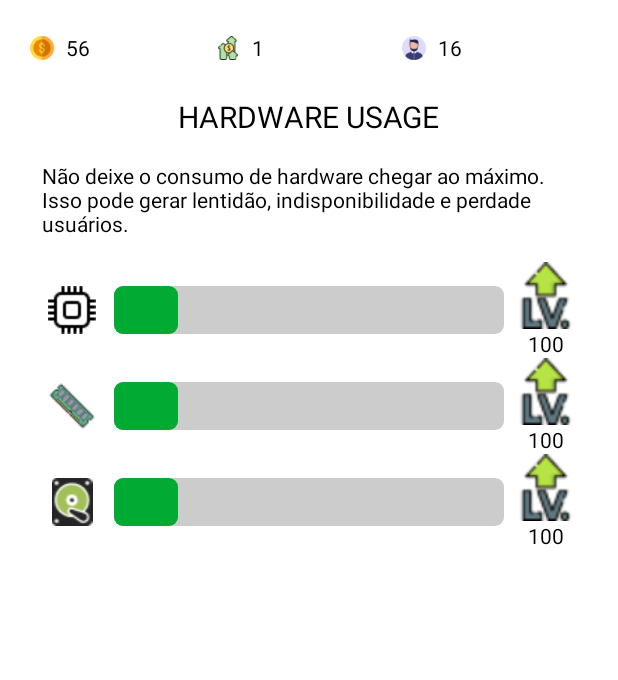
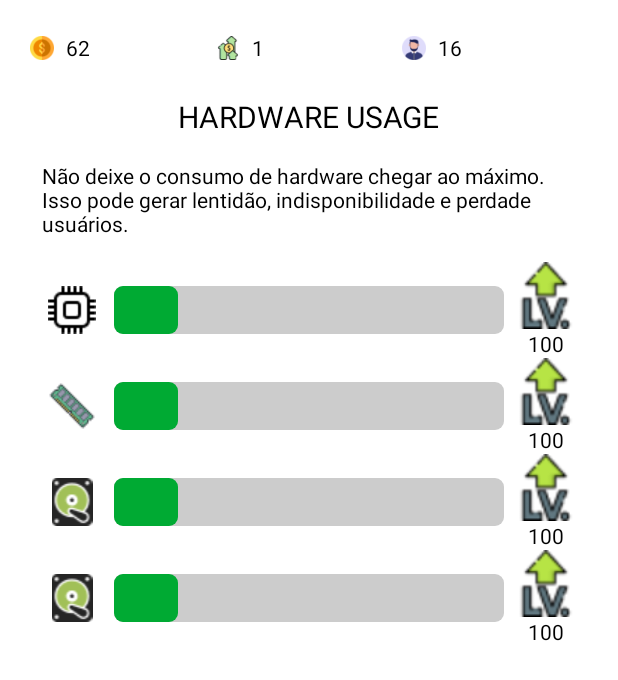
Before and after one commit to jhonatan98rios/IdleGameAndroidJava, an Android app: the screen it shows after launch (MainActivity), on a phone screen of 412 x 824 dp. Shown: the top 680 px of the screen. Run offline under Robolectric (Android 15) with nearby library versions, the phone set to English and light mode, and no system bars; our stand-ins replace data binding.

Commit message:
Network feature added

```diff
--- a/app/src/main/java/com/example/idlegame/Game.java
+++ b/app/src/main/java/com/example/idlegame/Game.java
@@ -10,8 +10,8 @@ public class Game {
 
     public CpuMetrics cpuMetrics;
     public RamMetrics ramMetrics;
-
     public HardDiskMetrics hardDiskMetrics;
+    public NetworkMetrics networkMetrics;
 
     private Random random;
 
@@ -20,6 +20,7 @@ public class Game {
         cpuMetrics = new CpuMetrics();
         ramMetrics = new RamMetrics();
         hardDiskMetrics = new HardDiskMetrics();
+        networkMetrics = new NetworkMetrics();
 
         random = new Random();
     }
@@ -37,7 +38,8 @@ public class Game {
     public void executionInterval() {
         if (cpuMetrics.usage < cpuMetrics.maxUsage &&
             ramMetrics.usage < ramMetrics.maxUsage &&
-            hardDiskMetrics.usage < hardDiskMetrics.maxUsage) {
+            hardDiskMetrics.usage < hardDiskMetrics.maxUsage &&
+            networkMetrics.usage < networkMetrics.maxUsage) {
             increaseValues();
         } else {
             decreaseValues();
@@ -56,6 +58,7 @@ public class Game {
         cpuMetrics.increaseUsage(increaseHardwareUsage);
         ramMetrics.increaseUsage(increaseHardwareUsage);
         hardDiskMetrics.increaseUsage(increaseHardwareUsage);
+        networkMetrics.increaseUsage(increaseHardwareUsage);
     }
 
     public void decreaseValues() {
@@ -67,6 +70,7 @@ public class Game {
             cpuMetrics.usage -= decreaseUsers;
             ramMetrics.usage -= decreaseUsers;
             hardDiskMetrics.usage -= decreaseUsers;
+            networkMetrics.usage -= decreaseUsers;
         }
     }
 
--- a/app/src/main/java/com/example/idlegame/MainActivity.java
+++ b/app/src/main/java/com/example/idlegame/MainActivity.java
@@ -48,6 +48,7 @@ public class MainActivity extends AppCompatActivity {
         LinearLayout maxCpuUpgradeBtn=binding.cpuLevelupButton;
         LinearLayout maxRamUpgradeBtn=binding.ramLevelupButton;
         LinearLayout maxHardDiskUpgradeBtn=binding.harddiskLevelupButton;
+        LinearLayout maxNetworkUpgradeBtn=binding.networkLevelupButton;
 
         maxCpuUpgradeBtn.setOnClickListener(new View.OnClickListener(){
             public void onClick(View view) {
@@ -64,6 +65,12 @@ public class MainActivity extends AppCompatActivity {
         maxHardDiskUpgradeBtn.setOnClickListener(new View.OnClickListener(){
             public void onClick(View view) {
                 buyMaxHardDiskUpgrade();
+            }
+        });
+
+        maxNetworkUpgradeBtn.setOnClickListener(new View.OnClickListener(){
+            public void onClick(View view) {
+                buyMaxNetworkUpgrade();
             }
         });
     }
@@ -101,6 +108,17 @@ public class MainActivity extends AppCompatActivity {
         }
     }
 
+    public void buyMaxNetworkUpgrade() {
+        if (game.getMoney() >= game.networkMetrics.upgradePrice) {
+            game.networkMetrics.increaseMaxUsage();
+            game.playerMetrics.increaseProfitPerUser();
+            game.playerMetrics.subtractMoney(game.networkMetrics.upgradePrice);
+            game.networkMetrics.increaseUpgradePrice();
+            updateTextViews();
+            updateHeader();
+        }
+    }
+
     // Update header data
     private void updateHeader() {
         String str_money = formatValue(game.getMoney());
@@ -126,6 +144,10 @@ public class MainActivity extends AppCompatActivity {
         binding.harddiskProgressBar.setMax(game.hardDiskMetrics.maxUsage);
         binding.harddiskProgressBar.setProgress(game.hardDiskMetrics.usage);
         updateHardDriveProgressDrawable();
+
+        binding.networkProgressBar.setMax(game.networkMetrics.maxUsage);
+        binding.networkProgressBar.setProgress(game.networkMetrics.usage);
+        updateNetworkProgressDrawable();
     }
 
     private void updateCpuProgressDrawable() {
@@ -167,10 +189,24 @@ public class MainActivity extends AppCompatActivity {
         binding.harddiskProgressBar.setProgressDrawable(drawable);
     }
 
+    private void updateNetworkProgressDrawable() {
+        Drawable drawable;
+
+        if (game.networkMetrics.usage >= game.networkMetrics.maxUsage * 0.75) {
+            drawable = ContextCompat.getDrawable(getApplicationContext(), R.drawable.red_progress_bg);
+        } else if (game.networkMetrics.usage >= game.networkMetrics.maxUsage * 0.5) {
+            drawable = ContextCompat.getDrawable(getApplicationContext(), R.drawable.yellow_progress_bg);
+        } else {
+            drawable = ContextCompat.getDrawable(getApplicationContext(), R.drawable.green_progress_bg);
+        }
+        binding.networkProgressBar.setProgressDrawable(drawable);
+    }
+
     private void updateTextViews() {
         binding.cpuUpgradePriceText.setText(formatValue(game.cpuMetrics.upgradePrice));
         binding.ramUpgradePriceText.setText(formatValue(game.ramMetrics.upgradePrice));
         binding.harddiskUpgradePriceText.setText(formatValue(game.hardDiskMetrics.upgradePrice));
+        binding.networkUpgradePriceText.setText(formatValue(game.networkMetrics.upgradePrice));
     }
 
     public void startViewLoop() {
@@ -180,7 +216,8 @@ public class MainActivity extends AppCompatActivity {
             public void run() {
                 if (game.cpuMetrics.usage <= game.cpuMetrics.maxUsage &&
                     game.ramMetrics.usage <= game.ramMetrics.maxUsage &&
-                    game.hardDiskMetrics.usage <= game.hardDiskMetrics.maxUsage) {
+                    game.hardDiskMetrics.usage <= game.hardDiskMetrics.maxUsage &&
+                    game.networkMetrics.usage <= game.networkMetrics.maxUsage) {
                     ViewLoop();
                 }
 
--- /dev/null
+++ b/app/src/main/java/com/example/idlegame/NetworkMetrics.java
@@ -0,0 +1,8 @@
+package com.example.idlegame;
+
+public class NetworkMetrics extends AbstractMetrics {
+
+    public NetworkMetrics() {
+        super();
+    }
+}
--- a/app/src/main/res/layout/activity_main.xml
+++ b/app/src/main/res/layout/activity_main.xml
@@ -230,7 +230,7 @@
                 </LinearLayout>
             </LinearLayout>
 
-            <!-- ram_component -->
+            <!-- harddisk_component -->
             <LinearLayout
                 android:id="@+id/harddisk_component"
                 android:layout_width="match_parent"
@@ -239,7 +239,7 @@
                 android:orientation="horizontal">
 
                 <ImageView
-                    android:id="@+id/imageView"
+                    android:id="@+id/harddisk_image"
                     android:layout_width="32px"
                     android:layout_height="wrap_content"
                     android:layout_weight="1"
@@ -279,8 +279,56 @@
                 </LinearLayout>
             </LinearLayout>
 
+            <!-- network_component -->
+            <LinearLayout
+                android:id="@+id/network_component"
+                android:layout_width="match_parent"
+                android:layout_height="64dp"
+                android:gravity="center"
+                android:orientation="horizontal">
+
+                <ImageView
+                    android:id="@+id/network_image"
+                    android:layout_width="32px"
+                    android:layout_height="wrap_content"
+                    android:layout_weight="1"
+                    app:srcCompat="@drawable/harddisk" />
+
+                <ProgressBar
+                    android:id="@+id/networkProgressBar"
+                    style="?android:attr/progressBarStyleHorizontal"
+                    android:layout_width="260dp"
+                    android:layout_height="32dp"
+                    android:maxHeight="20dp"
+                    android:minHeight="20dp"
+                    android:progressDrawable="@drawable/custom_progress_bg" />
+
+                <LinearLayout
+                    android:id="@+id/networkLevelupButton"
+                    android:clickable="true"
+                    android:descendantFocusability="blocksDescendants"
+                    android:layout_width="32px"
+                    android:layout_height="match_parent"
+                    android:layout_weight="1"
+                    android:gravity="center"
+                    android:orientation="vertical">
+
+                    <ImageView
+                        android:layout_width="match_parent"
+                        android:layout_height="wrap_content"
+                        android:layout_weight="1"
+                        android:background="@null"
+                        app:srcCompat="@drawable/level_up" />
+
+                    <TextView
+                        android:id="@+id/networkUpgradePriceText"
+                        android:textColor="@color/black"
+                        android:layout_width="wrap_content"
+                        android:layout_height="wrap_content" />
+                </LinearLayout>
+            </LinearLayout>
+
 
         </LinearLayout>
-
     </LinearLayout>
 </layout>
```
